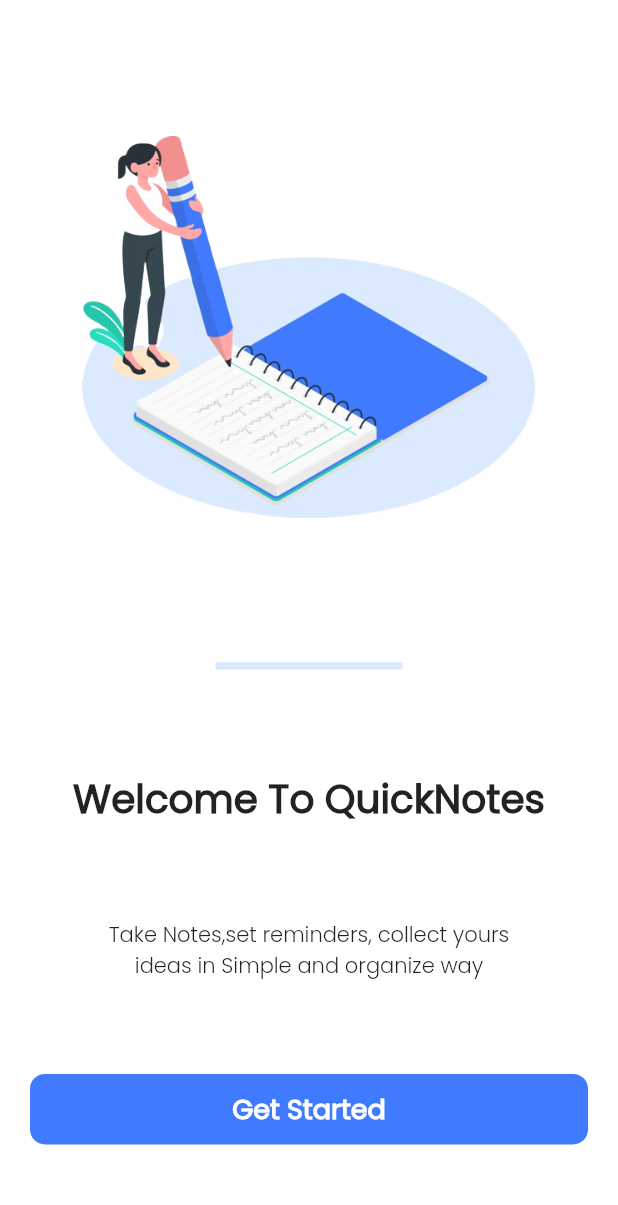
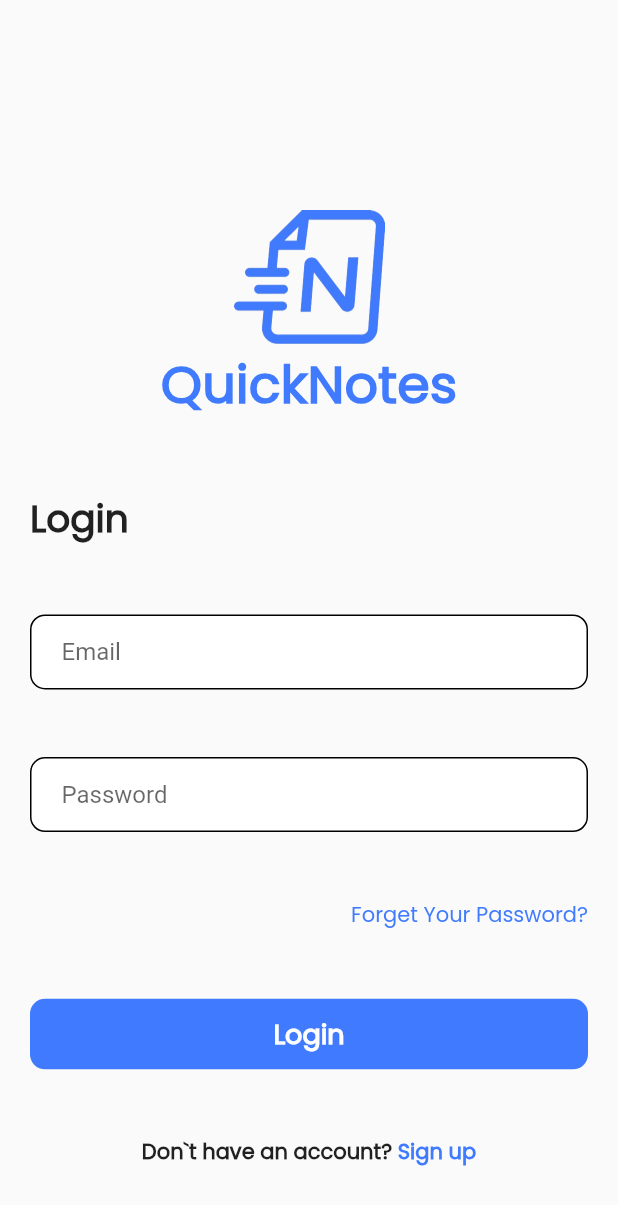
Before and after one commit to talha828/Quick-Notes, a Flutter app: the WelcomeScreen screen opened directly, after a tap on "Get Started", on a phone screen of 412 x 824 dp. Shown: the top 1205 px of the screen. Run offline on Flutter 3.47's test engine with Material 2 defaults, Android fonts, the phone set to English and light mode, and no system bars; our stand-ins replace page_transition; missing offline and left inert: alert_dialog.

Commit message:
set navigation

```diff
--- a/lib/main.dart
+++ b/lib/main.dart
@@ -15,7 +15,7 @@ class MyApp extends StatelessWidget {
       theme: ThemeData(
         primarySwatch: Colors.blue,
       ),
-      home: SignUpScreen(),
+      home: SplashScreen(),
     );
   }
 }
--- a/lib/screens/loginScreen/loginScreen.dart
+++ b/lib/screens/loginScreen/loginScreen.dart
@@ -1,5 +1,7 @@
 import 'package:flutter/material.dart';
+import 'package:page_transition/page_transition.dart';
 import 'package:quick_notes/constant/constant.dart';
+import 'package:quick_notes/screens/signUpScreen/signUpScreen.dart';
 import 'package:quick_notes/widgets/quickButton.dart';
 import 'package:quick_notes/widgets/quickTextField.dart';
 
@@ -88,7 +90,8 @@ class _LoginScreenState extends State<LoginScreen> {
                   style: notHaveAccountText
                 ),
                 InkWell(
-                    onTap: () {},
+                    onTap: () {      Navigator.push(context, PageTransition(child: SignUpScreen(), type: PageTransitionType.leftToRight,duration: Duration(seconds: 1)));
+                    },
                     child: Text(
                       "Sign up",
                       style: signUp
--- a/lib/screens/signUpScreen/signUpScreen.dart
+++ b/lib/screens/signUpScreen/signUpScreen.dart
@@ -1,6 +1,8 @@
 import 'package:flutter/cupertino.dart';
 import 'package:flutter/material.dart';
+import 'package:page_transition/page_transition.dart';
 import 'package:quick_notes/constant/constant.dart';
+import 'package:quick_notes/screens/loginScreen/loginScreen.dart';
 import 'package:quick_notes/widgets/quickButton.dart';
 import 'package:quick_notes/widgets/quickTextField.dart';
 
@@ -101,7 +103,8 @@ class _SignUpScreenState extends State<SignUpScreen> {
                     style: notHaveAccountText
                 ),
                 InkWell(
-                    onTap: () {},
+                    onTap: () {      Navigator.push(context, PageTransition(child: LoginScreen(), type: PageTransitionType.rightToLeftPop,childCurrent:SignUpScreen(),duration: Duration(seconds: 1)));
+                    },
                     child: Text(
                         "Login in",
                         style: signUp
--- a/lib/screens/welcomeScreen/welcome_screen.dart
+++ b/lib/screens/welcomeScreen/welcome_screen.dart
@@ -1,6 +1,8 @@
 import 'package:alert_dialog/alert_dialog.dart';
 import 'package:flutter/material.dart';
+import 'package:page_transition/page_transition.dart';
 import 'package:quick_notes/constant/constant.dart';
+import 'package:quick_notes/screens/loginScreen/loginScreen.dart';
 import 'package:quick_notes/widgets/quickButton.dart';
 
 class WelcomeScreen extends StatefulWidget {
@@ -56,7 +58,8 @@ class _WelcomeScreenState extends State<WelcomeScreen> {
                 ],
               ),
             ),
-            QuickButton(buttonText: buttonText,onTap: (){},),
+            QuickButton(buttonText: buttonText,onTap: (){      Navigator.push(context, PageTransition(child: LoginScreen(), type: PageTransitionType.bottomToTopPop,childCurrent:WelcomeScreen(),duration: Duration(seconds: 1)));
+            },),
           ],
         ),
       ),
```
